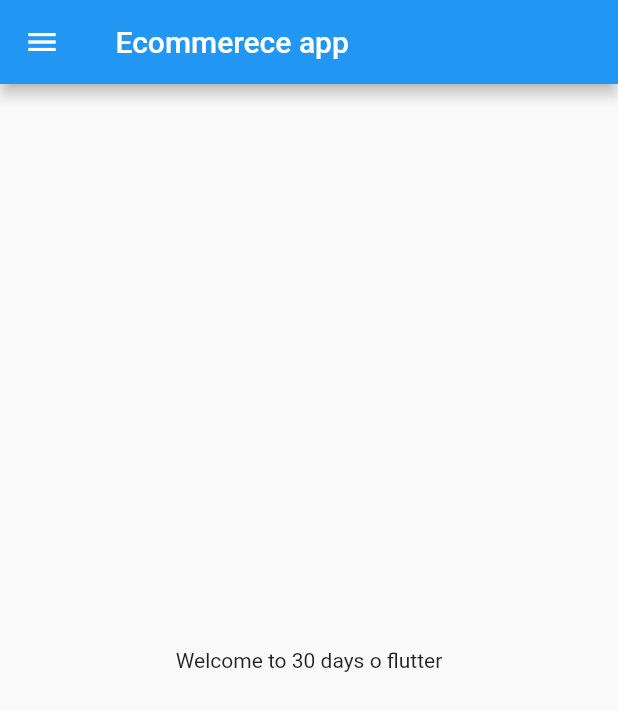
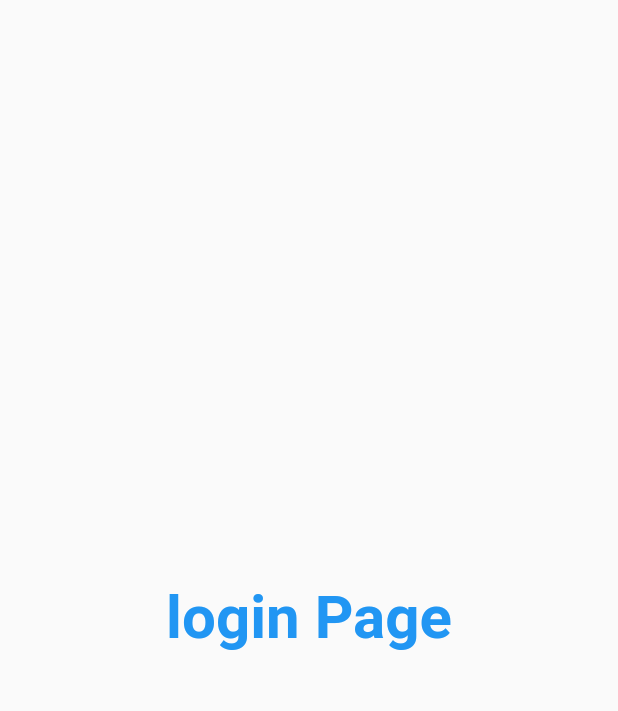
Before and after one commit to Aashir1234/dart_Flutter, a Flutter app: the screen it shows after launch, on a phone screen of 412 x 824 dp. Shown: the top 711 px of the screen. Run offline on Flutter 3.47's test engine with Material 2 defaults, Android fonts, the phone set to English and light mode, and no system bars.

Commit message:
Day 3 completed

```diff
--- a/lib/main.dart
+++ b/lib/main.dart
@@ -1,5 +1,6 @@
 import 'package:flutter/material.dart';
-import 'home_page.dart';
+import 'package:flutter_application_1/pages/login_page.dart';
+import 'pages/home_page.dart';
 
 // //basic datatypes / variables
 // int days = 30;
@@ -24,7 +25,14 @@ class MyApp extends StatelessWidget {
     //build method is very imp because Ui code written under build
     int days = 30;
     return MaterialApp(
-        //first we have to give materialapp/widgetsapp
-        home: Homepage());
+      //first we have to give materialapp/widgetsapp
+      //home: Homepage(),
+      theme: ThemeData(primarySwatch: Colors.deepPurple),
+      themeMode: ThemeMode.system,
+      routes: {
+        "/": (context) => LoginPage(),  //calling object of login page class
+        "/home": (context) => Homepage(),
+      },
+    );
   }
 }
--- /dev/null
+++ b/lib/pages/login_page.dart
@@ -0,0 +1,17 @@
+import 'package:flutter/material.dart';
+
+class LoginPage extends StatelessWidget {
+  const LoginPage({super.key});
+
+  @override
+  Widget build(BuildContext context) {
+    return Material(
+      child: Center(
+          child: Text(
+        "login Page",
+        style: TextStyle(
+            fontSize: 40, color: Colors.blue, fontWeight: FontWeight.bold),
+      )),
+    );
+  }
+}
```
Also changed, not shown: lib/pages/home_page.dart (renamed from lib/home_page.dart).
